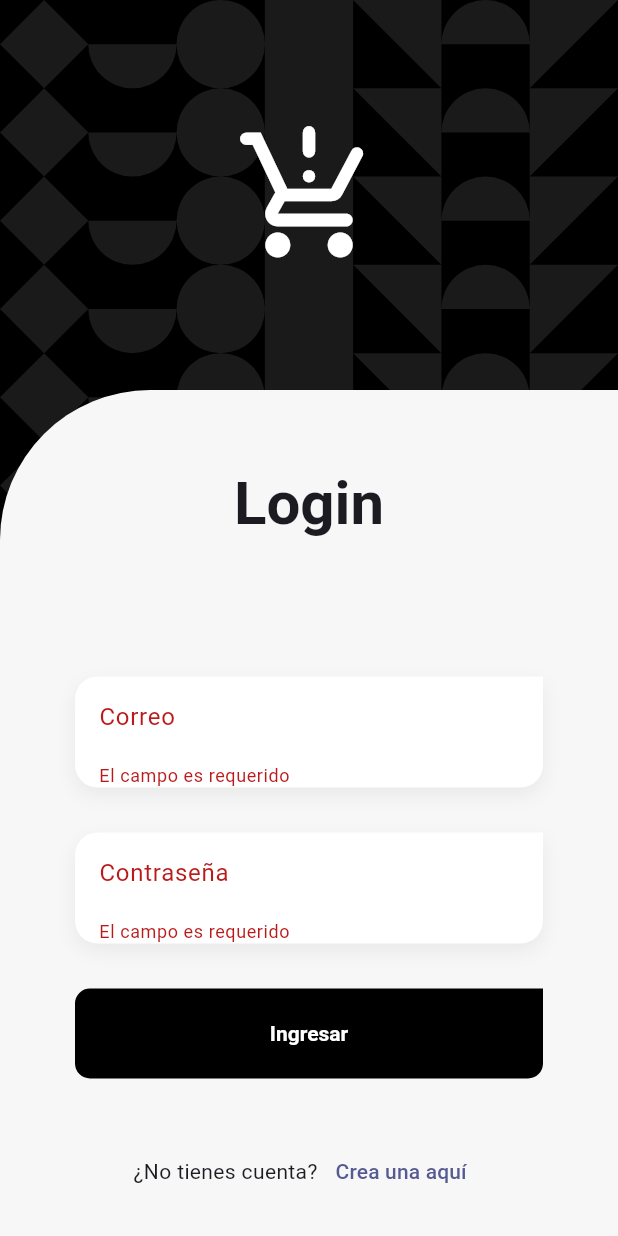
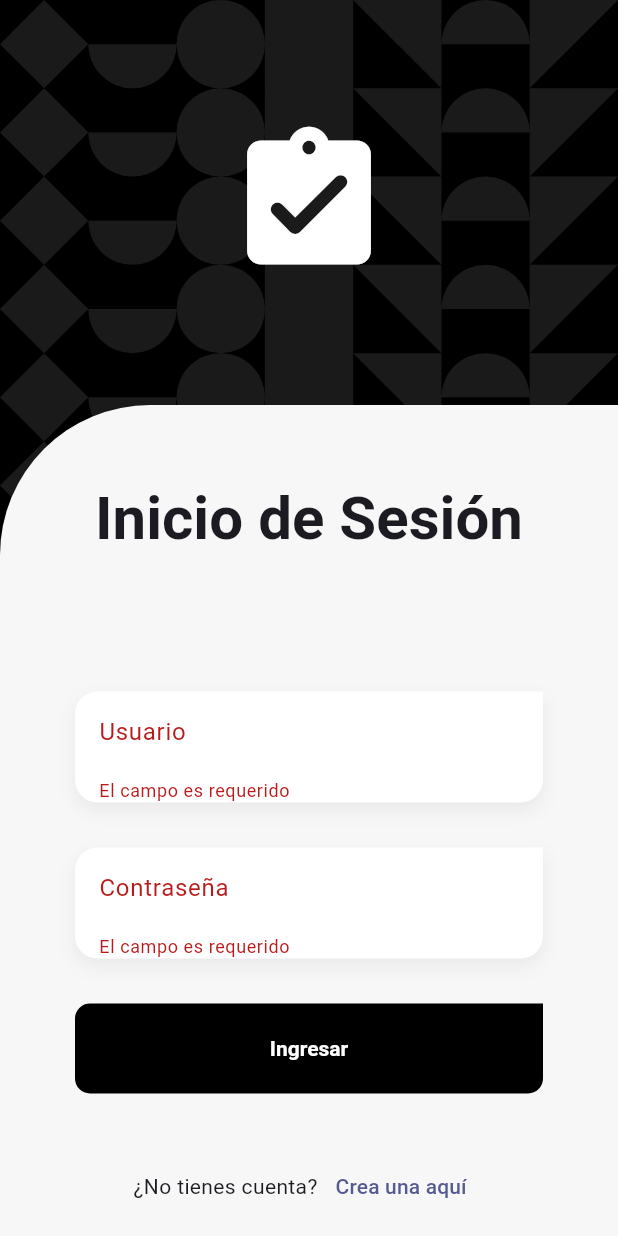
Before and after one commit to DanielaVillacis/ProyectoTitulacion, a Flutter app: the screen it shows after launch, after a tap on "Ingresar", on a phone screen of 412 x 824 dp. Run offline on Flutter 3.47's test engine with Material 3 defaults, Android fonts, the light colour scheme and no system bars; our stand-ins replace dio, flutter_dotenv, flutter_riverpod, formz, go_router, google_fonts and 1 more; project files that could hold a hidden picture were left out.

Commit message:
Login configuracion con Api

```diff
--- a/lib/features/auth/infrastructure/datasources/auth_datasource_impl.dart
+++ b/lib/features/auth/infrastructure/datasources/auth_datasource_impl.dart
@@ -16,7 +16,7 @@ class AuthDataSourceImpl extends AuthDataSource {
 
     try {
 
-      final response = await dio.get('/auth/check-status',
+      final response = await dio.get('/WantUsuario/check-status',
         options: Options(
           headers: {
             'Authorization': 'Bearer $token'
--- a/lib/features/auth/presentation/providers/auth_provider.dart
+++ b/lib/features/auth/presentation/providers/auth_provider.dart
@@ -61,17 +61,19 @@ class AuthNotifier extends StateNotifier<AuthState> {
   }
 
 
-  Future<void> loginUser( String email, String password ) async {
+  Future<void> loginUser( String usuario, String contrasena ) async {
     await Future.delayed(const Duration(milliseconds: 500));
 
     try {
-      final user = await authRepository.login(email, password);
+      final user = await authRepository.login(usuario, contrasena);
       _setLoggedUser( user );
 
     } on CustomError catch (e) {
       logout( e.message );
     } catch (e){
-      logout( 'Error no controlado' );
+      logout(e.toString());
+      print(e);
+
     }
 
     // final user = await authRepository.login(email, password);
@@ -79,8 +81,8 @@ class AuthNotifier extends StateNotifier<AuthState> {
 
   }
 
-  void registerUser( String email, String password ) async {
-
+  void registerUser( String usuario, String password ) async {
+    //TODO: IMPLEMENTAR
   }
 
   void checkAuthStatus() async {
--- a/lib/features/auth/presentation/providers/login_form_provider.dart
+++ b/lib/features/auth/presentation/providers/login_form_provider.dart
@@ -24,19 +24,19 @@ class LoginFormNotifier extends StateNotifier<LoginFormState> {
     required this.loginUserCallback,
   }): super( LoginFormState() );
 
-  onEmailChange( String value ) {
-    final newEmail = Email.dirty(value);
+  onUsuarioChange( String value ) {
+    final newUsuario = Usuario.dirty(value);
     state = state.copyWith(
-      email: newEmail,
-      isValid: Formz.validate([ newEmail, state.password ])
+      usuario: newUsuario,
+      isValid: Formz.validate([ newUsuario, state.contrasena ])
     );
   }
 
   onPasswordChanged( String value ) {
-    final newPassword = Password.dirty(value);
+    final newContrasena = Password.dirty(value);
     state = state.copyWith(
-      password: newPassword,
-      isValid: Formz.validate([ newPassword, state.email ])
+      contrasena: newContrasena ,
+      isValid: Formz.validate([ newContrasena , state.usuario ])
     );
   }
 
@@ -47,21 +47,21 @@ class LoginFormNotifier extends StateNotifier<LoginFormState> {
 
     state = state.copyWith(isPosting: true);
 
-    await loginUserCallback( state.email.value, state.password.value );
+    await loginUserCallback( state.usuario.value, state.contrasena.value );
 
     state = state.copyWith(isPosting: false);
   }
 
   _touchEveryField() {
 
-    final email    = Email.dirty(state.email.value);
-    final password = Password.dirty(state.password.value);
+    final usuario    = Usuario.dirty(state.usuario.value);
+    final contrasena = Password.dirty(state.contrasena.value);
 
     state = state.copyWith(
       isFormPosted: true,
-      email: email,
-      password: password,
-      isValid: Formz.validate([ email, password ])
+      usuario: usuario,
+      contrasena: contrasena,
+      isValid: Formz.validate([ usuario, contrasena ])
     );
 
   }
@@ -75,29 +75,29 @@ class LoginFormState {
   final bool isPosting;
   final bool isFormPosted;
   final bool isValid;
-  final Email email;
-  final Password password;
+  final Usuario usuario;
+  final Password contrasena;
 
   LoginFormState({
     this.isPosting = false,
     this.isFormPosted = false,
     this.isValid = false,
-    this.email = const Email.pure(),
-    this.password = const Password.pure()
+    this.usuario = const Usuario.pure(),
+    this.contrasena = const Password.pure()
   });
 
   LoginFormState copyWith({
     bool? isPosting,
     bool? isFormPosted,
     bool? isValid,
-    Email? email,
-    Password? password,
+    Usuario? usuario,
+    Password? contrasena,
   }) => LoginFormState(
     isPosting: isPosting ?? this.isPosting,
     isFormPosted: isFormPosted ?? this.isFormPosted,
     isValid: isValid ?? this.isValid,
-    email: email ?? this.email,
-    password: password ?? this.password,
+    usuario: usuario ?? this.usuario,
+    contrasena: contrasena ?? this.contrasena,
   );
 
   @override
@@ -107,8 +107,8 @@ class LoginFormState {
     isPosting: $isPosting
     isFormPosted: $isFormPosted
     isValid: $isValid
-    email: $email
-    password: $password
+    usuario: $usuario
+    contrasena: $contrasena
 ''';
   }
 }
--- a/lib/features/auth/presentation/screens/login_screen.dart
+++ b/lib/features/auth/presentation/screens/login_screen.dart
@@ -27,9 +27,9 @@ class LoginScreen extends StatelessWidget {
                 const SizedBox( height: 80 ),
                 // Icon Banner
                 const Icon(
-                  Icons.production_quantity_limits_rounded,
+                  Icons.assignment_turned_in_rounded,
                   color: Colors.white,
-                  size: 100,
+                  size: 110,
                 ),
                 const SizedBox( height: 80 ),
 
@@ -81,15 +81,15 @@ class _LoginForm extends ConsumerWidget {
       child: Column(
         children: [
           const SizedBox( height: 50 ),
-          Text('Login', style: textStyles.titleLarge ),
+          Text('Inicio de Sesión', style: textStyles.titleLarge ),
           const SizedBox( height: 90 ),
 
           CustomTextFormField(
-            label: 'Correo',
-            keyboardType: TextInputType.emailAddress,
-            onChanged: ref.read(loginFormProvider.notifier).onEmailChange,
+            label: 'Usuario',
+            keyboardType: TextInputType.text,
+            onChanged: ref.read(loginFormProvider.notifier).onUsuarioChange,
             errorMessage: loginForm.isFormPosted ?
-               loginForm.email.errorMessage
+               loginForm.usuario.errorMessage
                : null,
           ),
           const SizedBox( height: 30 ),
@@ -100,7 +100,7 @@ class _LoginForm extends ConsumerWidget {
             onChanged: ref.read(loginFormProvider.notifier).onPasswordChanged,
             onFieldSubmitted: ( _ ) => ref.read(loginFormProvider.notifier).onFormSubmit(),
             errorMessage: loginForm.isFormPosted ?
-               loginForm.password.errorMessage
+               loginForm.contrasena.errorMessage
                : null,
           ),
 
--- a/lib/features/shared/infrastructure/inputs/inputs.dart
+++ b/lib/features/shared/infrastructure/inputs/inputs.dart
@@ -1,3 +1,4 @@
 
 export 'email.dart';
 export 'password.dart';
+export 'usuario.dart';
--- /dev/null
+++ b/lib/features/shared/infrastructure/inputs/usuario.dart
@@ -0,0 +1,39 @@
+import 'package:formz/formz.dart';
+
+// Define input validation errors
+enum UsuarioError { empty, format }
+
+// Extend FormzInput and provide the input type and error type.
+class Usuario extends FormzInput<String, UsuarioError> {
+
+
+  static final RegExp _userRegExp = RegExp(
+    r'^[a-zA-Z0-9]+$');
+
+  // Call super.pure to represent an unmodified form input.
+  const Usuario.pure() : super.pure('');
+
+  // Call super.dirty to represent a modified form input.
+  const Usuario.dirty( String value ) : super.dirty(value);
+
+
+
+  String? get errorMessage {
+    if ( isValid || isPure ) return null;
+
+    if ( displayError == UsuarioError.empty ) return 'El campo es requerido';
+    if ( displayError == UsuarioError.format ) return 'No debe contener caracteres especiales';
+
+    return null;
+  }
+
+  // Override validator to handle validating a given input value.
+  @override
+  UsuarioError? validator(String value) {
+
+    if ( value.isEmpty || value.trim().isEmpty ) return UsuarioError.empty;
+    if ( !_userRegExp.hasMatch(value) ) return UsuarioError.format;
+
+    return null;
+  }
+}
```
Also changed, not shown: 1 other file.
